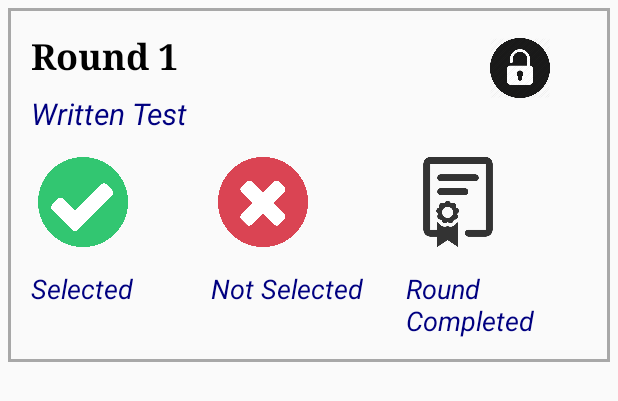
After one commit to Manan-YMCA/FirstCut, an Android app: the layout layout_round.xml on its own in the app's theme, with its tools: preview values and no code run, on a phone screen of 412 x 824 dp. The commit adds this screen. Shown: the top 401 px of the screen. Run offline under Robolectric (Android 15) with nearby library versions, the phone set to English and light mode, and no system bars.

Commit message:
club rounds layout added

```diff
--- a/app/src/main/java/com/manan/dev/shineymca/RegisterFirstActivity.java
+++ b/app/src/main/java/com/manan/dev/shineymca/RegisterFirstActivity.java
@@ -6,6 +6,7 @@ import android.content.Intent;
 import android.support.annotation.NonNull;
 import android.support.v7.app.AppCompatActivity;
 import android.os.Bundle;
+import android.util.Log;
 import android.view.View;
 import android.widget.TextView;
 import android.widget.Toast;
@@ -69,13 +70,15 @@ public class RegisterFirstActivity extends AppCompatActivity{
                     @Override
                     public void onCancel() {
                         Toast.makeText(getApplicationContext(),"Login failed! Please try again.",Toast.LENGTH_SHORT).show();
-
+                        Log.e("jayati", "XXXXXXXX");
                     }
 
                     @Override
                     public void onError(FacebookException exception) {
                         Toast.makeText(getApplicationContext(),"Login failed! Please try again.",Toast.LENGTH_SHORT).show();
+                        Log.e("jayati", "XXXXXXXX");
                     }
+
                 });
     }
 
--- a/app/src/main/java/com/manan/dev/shineymca/RegisterSecondActivity.java
+++ b/app/src/main/java/com/manan/dev/shineymca/RegisterSecondActivity.java
@@ -51,7 +51,7 @@ public class RegisterSecondActivity extends AppCompatActivity {
         mAuth = FirebaseAuth.getInstance();
         final FirebaseUser user = mAuth.getCurrentUser();
         final String uid = mAuth.getCurrentUser().getUid().toString();
-        if(!user.getEmail().isEmpty())
+        if(user.getEmail()!= null)
             mEmail.getEditText().setText(user.getEmail());
         mRegisterBtn.setOnClickListener(new View.OnClickListener() {
             @Override
@@ -60,7 +60,7 @@ public class RegisterSecondActivity extends AppCompatActivity {
                 String userYear = mYear.getSelectedItem().toString();
                 String userBranch = mBranch.getSelectedItem().toString();
                 String userPhone = mPhone.getEditText().getText().toString();
-                String userEmail = mEmail.getEditText().getText().toString();
+                final String userEmail = mEmail.getEditText().getText().toString();
 //                M.put("userImage", "default");
                 if (!TextUtils.isEmpty(userEmail) && !TextUtils.isEmpty(userUsername) && !TextUtils.isEmpty(userYear) && !TextUtils.isEmpty(userBranch)) {
                         if (isValidMobile(userPhone)){
@@ -85,7 +85,7 @@ public class RegisterSecondActivity extends AppCompatActivity {
                                                 public void onComplete(@NonNull Task<Void> task) {
                                                     mProgress.dismiss();
                                                     Toast.makeText(RegisterSecondActivity.this, "Details databased", Toast.LENGTH_SHORT).show();
-                                                    Methods.callSharedPreference(getApplicationContext(), user.getEmail());
+                                                    Methods.callSharedPreference(getApplicationContext(), userEmail);
                                                     startActivity(new Intent(RegisterSecondActivity.this, BottomNavigator.class));
                                                     finish();
                                                 }
--- a/app/src/main/java/com/manan/dev/shineymca/SingleClubActivity.java
+++ b/app/src/main/java/com/manan/dev/shineymca/SingleClubActivity.java
@@ -5,16 +5,11 @@ import android.support.v7.app.AppCompatActivity;
 import android.os.Bundle;
 import android.support.v7.widget.LinearLayoutManager;
 import android.support.v7.widget.RecyclerView;
-import android.util.Log;
 import android.view.View;
 import android.widget.Toast;
 
 import com.firebase.ui.database.FirebaseRecyclerAdapter;
-import com.google.firebase.database.DataSnapshot;
-import com.google.firebase.database.DatabaseError;
-import com.google.firebase.database.DatabaseReference;
 import com.google.firebase.database.FirebaseDatabase;
-import com.google.firebase.database.ValueEventListener;
 import com.manan.dev.shineymca.Models.RoundStatus;
 
 public class SingleClubActivity extends AppCompatActivity {
@@ -38,7 +33,7 @@ public class SingleClubActivity extends AppCompatActivity {
 
         FirebaseRecyclerAdapter<RoundStatus, RoundViewHolder> firebaseRecyclerAdapter = new FirebaseRecyclerAdapter<RoundStatus, RoundViewHolder>(
                 RoundStatus.class,
-                R.layout.round_circle_layout,
+                R.layout.layout_round,
                 RoundViewHolder.class,
                 FirebaseDatabase.getInstance().getReference().child("Clubs").child(clubName).child("Rounds")
         ) {
--- a/app/src/main/res/layout/activity_single_club.xml
+++ b/app/src/main/res/layout/activity_single_club.xml
@@ -47,14 +47,7 @@
         android:layout_below="@+id/club_rounds"
         android:layout_marginTop="20dp">
 
-        <TextView
-            android:id="@+id/r1"
-            android:layout_width="wrap_content"
-            android:layout_height="wrap_content"
-            android:text="ROUND 1"
-            android:textColor="@color/black"
-            android:textSize="20dp"
-            android:textStyle="italic"
+
 
             />
 
--- /dev/null
+++ b/app/src/main/res/layout/layout_round.xml
@@ -0,0 +1,123 @@
+<?xml version="1.0" encoding="utf-8"?>
+<RelativeLayout xmlns:android="http://schemas.android.com/apk/res/android"
+    android:orientation="vertical" android:layout_width="match_parent"
+    android:layout_height="wrap_content"
+    android:id="@+id/rli"
+    android:padding="10dp"
+    android:layout_margin="5dp"
+    android:background="@drawable/background_edit_text"
+    >
+
+    <LinearLayout
+        android:layout_width="match_parent"
+        android:layout_height="wrap_content"
+        android:orientation="horizontal"
+        >
+        <TextView
+            android:padding="5dp"
+            android:id="@+id/round_number"
+            android:paddingEnd="50dp"
+            android:layout_weight="1"
+            android:layout_width="wrap_content"
+            android:layout_height="wrap_content"
+            android:text="Round 1"
+            android:textColor="#000000"
+            android:textStyle="bold"
+            android:fontFamily="serif"
+            android:textSize="24sp"/>
+        <ImageView
+            android:id="@+id/unlocked"
+            android:layout_width="60dp"
+            android:layout_height="60dp"
+            android:layout_below="@+id/round_name"
+            android:layout_gravity="right"
+            android:padding="10dp"
+            android:layout_marginRight="20dp"
+            android:src="@drawable/round_unlocked" />
+
+    </LinearLayout>
+
+    <TextView
+        android:id="@+id/round_name"
+        android:layout_width="match_parent"
+        android:layout_height="wrap_content"
+        android:layout_alignParentEnd="true"
+        android:layout_alignParentTop="true"
+        android:layout_marginTop="41dp"
+        android:padding="5dp"
+        android:text="Written Test"
+        android:textColor="#000080"
+        android:textStyle="italic"
+        android:textSize="20dp" />
+
+
+    <ImageView
+        android:id="@+id/selected"
+        android:layout_width="80dp"
+        android:layout_height="80dp"
+        android:layout_alignParentStart="true"
+        android:layout_below="@+id/round_name"
+        android:layout_gravity="left"
+        android:padding="10dp"
+        android:src="@drawable/icon_selected" />
+
+    <ImageView
+        android:id="@+id/nselected"
+        android:layout_width="80dp"
+        android:layout_height="80dp"
+        android:layout_below="@+id/round_name"
+        android:layout_gravity="left"
+        android:layout_marginStart="120dp"
+        android:padding="10dp"
+        android:src="@drawable/icon_not_selected" />
+
+    <ImageView
+        android:id="@+id/completed"
+        android:layout_width="80dp"
+        android:layout_height="80dp"
+        android:layout_below="@+id/round_name"
+        android:layout_gravity="left"
+        android:layout_marginStart="250dp"
+        android:padding="10dp"
+        android:src="@drawable/round_completed" />
+
+
+    <TextView
+        android:id="@+id/tselected"
+        android:layout_width="match_parent"
+        android:layout_height="wrap_content"
+        android:layout_alignParentEnd="true"
+        android:padding="5dp"
+        android:text="Selected"
+        android:textColor="#000080"
+        android:layout_below="@+id/selected"
+        android:textStyle="italic"
+        android:textSize="18dp" />
+
+    <TextView
+        android:id="@+id/tnselected"
+        android:layout_width="match_parent"
+        android:layout_height="wrap_content"
+        android:padding="5dp"
+        android:text="Not Selected"
+        android:textColor="#000080"
+        android:layout_below="@+id/nselected"
+        android:textStyle="italic"
+        android:layout_marginStart="120dp"
+        android:textSize="18dp" />
+
+    <TextView
+        android:id="@+id/tcompleted"
+        android:layout_width="match_parent"
+        android:layout_height="wrap_content"
+        android:padding="5dp"
+        android:text="Round Completed"
+        android:textColor="#000080"
+        android:layout_below="@+id/nselected"
+        android:textStyle="italic"
+        android:layout_marginStart="250dp"
+        android:textSize="18dp" />
+
+
+
+</RelativeLayout>
```
